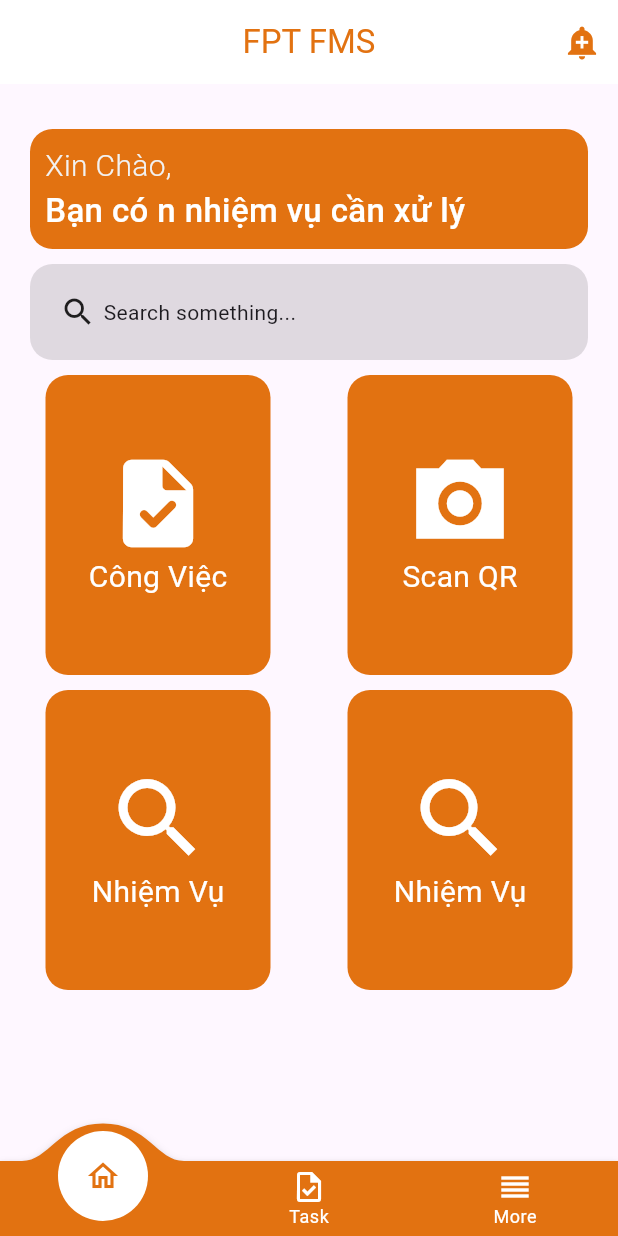
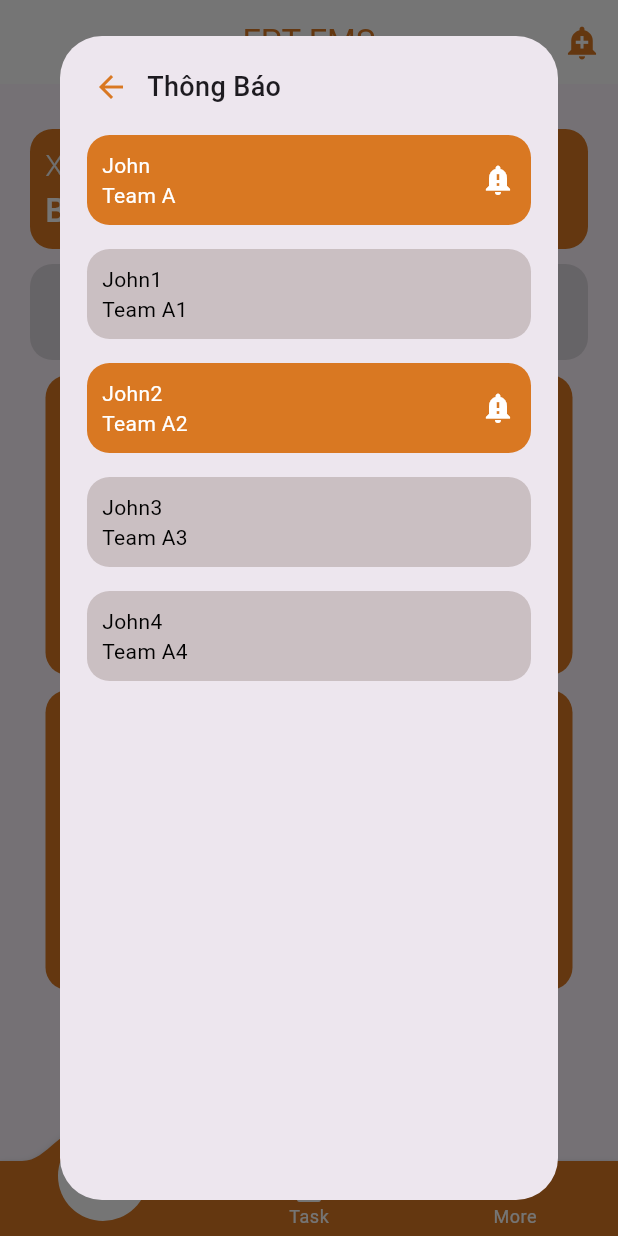
Before and after one commit to GhienCafe/facility-management-system-mobile, a Flutter app: the Task screen opened by its route, item 4 of the bottom bar chosen, after a tap on the "add alert" icon, on a phone screen of 412 x 824 dp. Run offline on Flutter 3.47's test engine with Material 2 defaults, Android fonts, the light colour scheme and no system bars; drawn by our look-alikes of convex_bottom_bar; our stand-ins replace awesome_dialog, awesome_notifications, buttons_tabbar, firebase_auth, firebase_core, fluttertoast and 5 more; missing offline and left inert: awesome_notifications_fcm, dart:ffi, qr_code_scanner; accounts and stored records are empty; network calls fail.

Commit message:
add UI of notification list

```diff
--- a/lib/res/color/colors.dart
+++ b/lib/res/color/colors.dart
@@ -4,7 +4,7 @@ class AppColor {
   static const Color blackColor = Color(0xff000000);
   static const Color whiteColor = Color(0xffffffff);
   static const Color redColor = Color(0xffd20101);
-  static const Color primaryColor = Color(0xffe27211);
+  static const Color primaryColor = Color(0xffd97822);
   static const Color grayColor = Color(0xA6B7AAAA);
 }
 
--- a/lib/view/qr_code/qr_scan_code.dart
+++ b/lib/view/qr_code/qr_scan_code.dart
@@ -22,7 +22,7 @@ class _QRViewExampleState extends State<QRViewExample> {
   Widget build(BuildContext context) {
     return Scaffold(
       appBar: AppBar(
-        title: Text('QR Code Result'),
+        title: const Text('QR Code Result'),
       ),
       body: Column(
         children: <Widget>[
--- a/lib/view/qr_code/qr_view_result.dart
+++ b/lib/view/qr_code/qr_view_result.dart
@@ -9,7 +9,7 @@ class QRResultPage extends StatelessWidget {
   Widget build(BuildContext context) {
     return Scaffold(
       appBar: AppBar(
-        title: Text('QR Code Result'),
+        title: const Text('QR Code Result'),
       ),
       body: Center(
         child: Text(data),
--- /dev/null
+++ b/lib/view/widget/list_notification.dart
@@ -0,0 +1,74 @@
+import 'package:FMS/res/color/colors.dart';
+import 'package:flutter/material.dart';
+
+List<Map<String, String>> notifications = [
+  {'title': 'John', 'description': 'Team A', 'status': 'not read'},
+  {'title': 'John1', 'description': 'Team A1', 'status': 'read'},
+  {'title': 'John2', 'description': 'Team A2', 'status': 'not read'},
+  {'title': 'John3', 'description': 'Team A3', 'status': 'read'},
+  {'title': 'John4', 'description': 'Team A4', 'status': 'read'},
+];
+
+class NotificationPopUp extends StatelessWidget {
+  const NotificationPopUp({Key? key});
+
+  @override
+  Widget build(BuildContext context) {
+    return Container(
+      height: double.infinity,
+      padding: const EdgeInsets.all(10),
+      child: SingleChildScrollView(
+        child: Column(
+          mainAxisAlignment: MainAxisAlignment.start,
+          crossAxisAlignment: CrossAxisAlignment.start,
+          children: [
+            const Stack(
+              children: [
+                Row(
+                  mainAxisAlignment: MainAxisAlignment.start,
+                  children: [
+                    BackButton(color: AppColor.primaryColor),
+                    Text("Thông Báo", style: TextStyle(fontSize: 18, fontWeight: FontWeight.w500)),
+                  ],
+                ),
+              ],
+            ),
+            ListView.builder(
+              shrinkWrap: true,
+              itemCount: notifications.length,
+              itemBuilder: (BuildContext context, int index) {
+                final notification = notifications[index];
+                final isRead = notification['status'] == 'read';
+
+                return Container(
+                  height: 60,
+                  width: double.infinity,
+                  padding: const EdgeInsets.all(10),
+                  margin: const EdgeInsets.all(8),
+                  decoration: BoxDecoration(
+                    borderRadius: BorderRadius.circular(15),
+                    color: isRead ? Color(0xA6B7AAAA) : AppColor.primaryColor,
+                  ),
+                  child: Row(
+                    mainAxisAlignment: MainAxisAlignment.spaceBetween,
+                    children: [
+                      Column(
+                        mainAxisAlignment: MainAxisAlignment.start,
+                        crossAxisAlignment: CrossAxisAlignment.start,
+                        children: [
+                          Text(notification['title']!, style: TextStyle(color: isRead ? Colors.black : AppColor.whiteColor)),
+                          Text(notification['description']!, style: TextStyle(color: isRead ? Colors.black : AppColor.whiteColor)),
+                        ],
+                      ),
+                      if (!isRead) Icon(Icons.notification_important, color: AppColor.whiteColor),
+                    ],
+                  ),
+                );
+              },
+            ),
+          ],
+        ),
+      ),
+    );
+  }
+}
```
Also changed, not shown: lib/view/home/home.dart (+9 -61 lines), lib/view_models/controller/qr/qr_controller.dart (renamed from lib/view_models/qr/qr_controller.dart).
